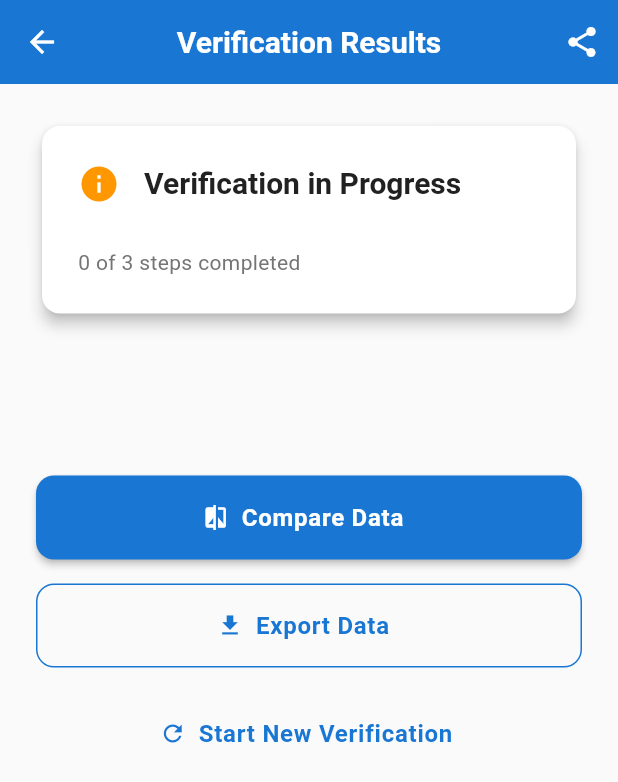
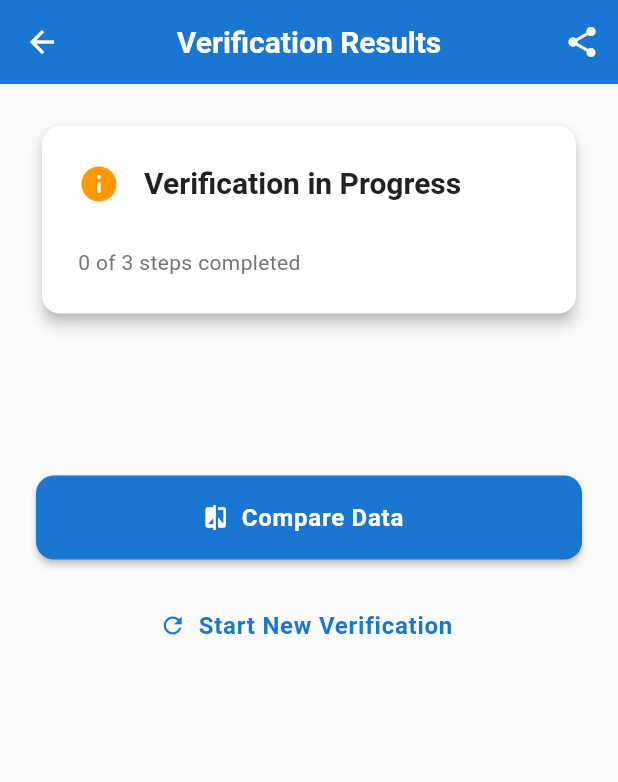
Before and after one commit to sniren210/skilltest_simple_journey, a Flutter app: the ResultsScreen screen opened by its route, on a phone screen of 412 x 824 dp. Shown: the top 782 px of the screen. Run offline on Flutter 3.47's test engine with Material 3 defaults, Android fonts, the phone set to English and light mode, and no system bars; our stand-ins replace camera, local_auth, permission_handler; missing offline and left inert: google_mlkit_text_recognition, local_auth_android, local_auth_ios, nfc_manager.

Commit message:
fix: disable the export

```diff
--- a/lib/screens/results_screen.dart
+++ b/lib/screens/results_screen.dart
@@ -360,17 +360,6 @@ class ResultsScreen extends StatelessWidget {
 
         SizedBox(
           width: double.infinity,
-          child: OutlinedButton.icon(
-            onPressed: () => _exportData(context, appProvider),
-            icon: const Icon(Icons.download),
-            label: const Text('Export Data'),
-          ),
-        ),
-
-        const SizedBox(height: AppConstants.paddingM),
-
-        SizedBox(
-          width: double.infinity,
           child: TextButton.icon(
             onPressed: () => _resetAndRestart(context, appProvider),
             icon: const Icon(Icons.refresh),
```
Also changed, not shown: 1 other file.
